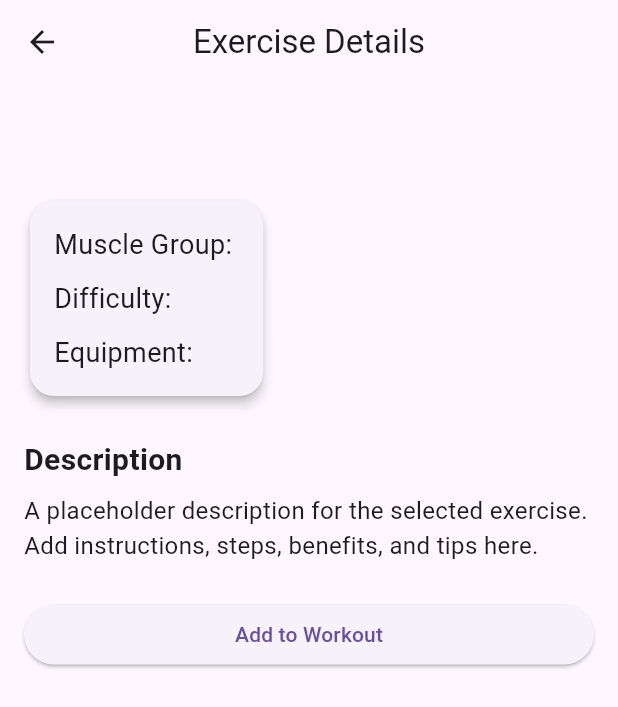
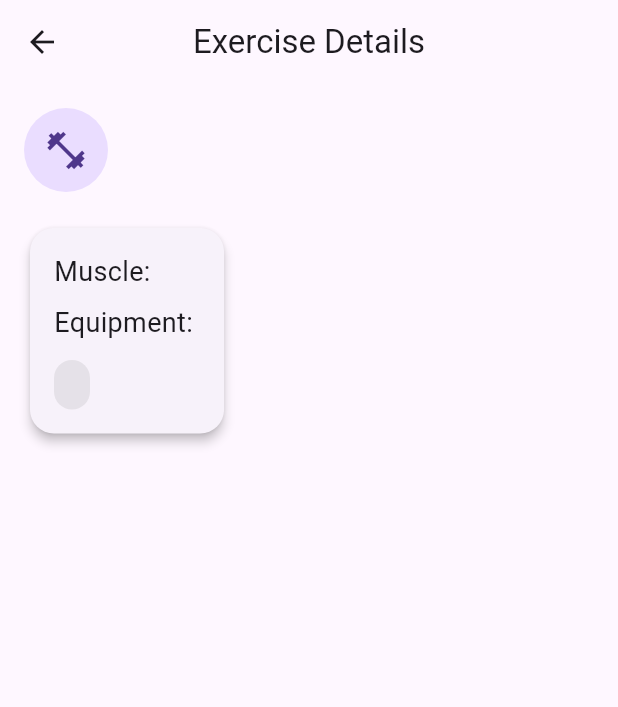
Before and after one commit to boizura/FitDuo, a Flutter app: the ExerciseDetailScreen screen opened directly with empty values, on a phone screen of 412 x 824 dp. Shown: the top 707 px of the screen. Run offline on Flutter 3.47's test engine with Material 3 defaults, Android fonts, the light colour scheme and no system bars.

Commit message:
Add basic exercise detail screen with difficulty color and muscle icon

```diff
--- a/lib/screens/exercise_detail_screen.dart
+++ b/lib/screens/exercise_detail_screen.dart
@@ -14,6 +14,38 @@ class ExerciseDetailScreen extends StatelessWidget {
     required this.equipment,
   });
 
+  // Difficulty color
+  Color _difficultyColor(String difficulty) {
+    switch (difficulty) {
+      case 'Beginner':
+        return Colors.green;
+      case 'Intermediate':
+        return Colors.orange;
+      case 'Advanced':
+        return Colors.red;
+      default:
+        return Colors.grey;
+    }
+  }
+
+  // Muscle icon
+  IconData _muscleIcon(String muscle) {
+    switch (muscle) {
+      case 'Chest':
+        return Icons.fitness_center;
+      case 'Legs':
+        return Icons.directions_run;
+      case 'Core':
+        return Icons.self_improvement;
+      case 'Arms':
+        return Icons.sports_gymnastics;
+      case 'Back':
+        return Icons.accessibility_new;
+      default:
+        return Icons.fitness_center;
+    }
+  }
+
   @override
   Widget build(BuildContext context) {
     return Scaffold(
@@ -26,80 +58,66 @@ class ExerciseDetailScreen extends StatelessWidget {
         child: Column(
           crossAxisAlignment: CrossAxisAlignment.start,
           children: [
-            // Exercise name
+            // Header (icon + name)
+            Row(
+              children: [
+                CircleAvatar(
+                  radius: 28,
+                  child: Icon(_muscleIcon(muscle), size: 30),
+                ),
+                const SizedBox(width: 16),
                 Text(
                   name,
                   style: const TextStyle(
-                fontSize: 26,
+                    fontSize: 24,
                     fontWeight: FontWeight.bold,
                   ),
+                ),
+              ],
             ),
 
             const SizedBox(height: 20),
 
-            // Exercise info card
+            // Info Card
             Card(
-              elevation: 3,
               shape: RoundedRectangleBorder(
                 borderRadius: BorderRadius.circular(16),
               ),
+              elevation: 3,
               child: Padding(
                 padding: const EdgeInsets.all(16),
                 child: Column(
                   crossAxisAlignment: CrossAxisAlignment.start,
                   children: [
-                    Text(
-                      'Muscle Group: $muscle',
-                      style: const TextStyle(fontSize: 18),
+                    Text('Muscle: $muscle',
+                        style: const TextStyle(fontSize: 18)),
+
+                    const SizedBox(height: 8),
+
+                    Text('Equipment: $equipment',
+                        style: const TextStyle(fontSize: 18)),
+
+                    const SizedBox(height: 12),
+
+                    // Difficulty badge
+                    Container(
+                      padding: const EdgeInsets.symmetric(
+                          horizontal: 12, vertical: 6),
+                      decoration: BoxDecoration(
+                        color:
+                            _difficultyColor(difficulty).withOpacity(0.2),
+                        borderRadius: BorderRadius.circular(20),
                       ),
-                    const SizedBox(height: 10),
-                    Text(
-                      'Difficulty: $difficulty',
-                      style: const TextStyle(fontSize: 18),
+                      child: Text(
+                        difficulty,
+                        style: TextStyle(
+                          color: _difficultyColor(difficulty),
+                          fontWeight: FontWeight.bold,
                         ),
-                    const SizedBox(height: 10),
-                    Text(
-                      'Equipment: $equipment',
-                      style: const TextStyle(fontSize: 18),
+                      ),
                     ),
                   ],
                 ),
-              ),
-            ),
-
-            const SizedBox(height: 24),
-
-            // Placeholder description
-            const Text(
-              'Description',
-              style: TextStyle(
-                fontSize: 20,
-                fontWeight: FontWeight.bold,
-              ),
-            ),
-
-            const SizedBox(height: 8),
-
-            const Text(
-              'A placeholder description for the selected exercise. '
-              'Add instructions, steps, benefits, and tips here.',
-              style: TextStyle(fontSize: 16),
-            ),
-
-            const SizedBox(height: 24),
-
-            // Placeholder button
-            SizedBox(
-              width: double.infinity,
-              child: ElevatedButton(
-                onPressed: () {
-                  ScaffoldMessenger.of(context).showSnackBar(
-                    const SnackBar(
-                      content: Text('Add to workout feature coming soon'),
-                    ),
-                  );
-                },
-                child: const Text('Add to Workout'),
               ),
             ),
           ],
```
Lines whose indentation alone changed are shown as unchanged.
